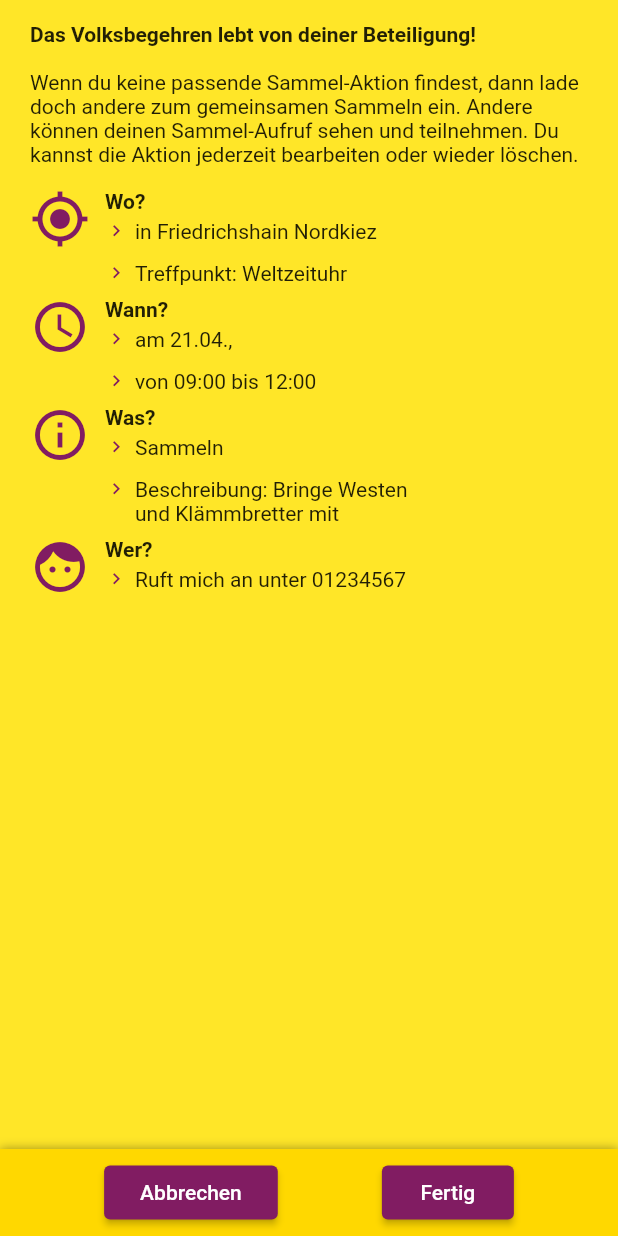
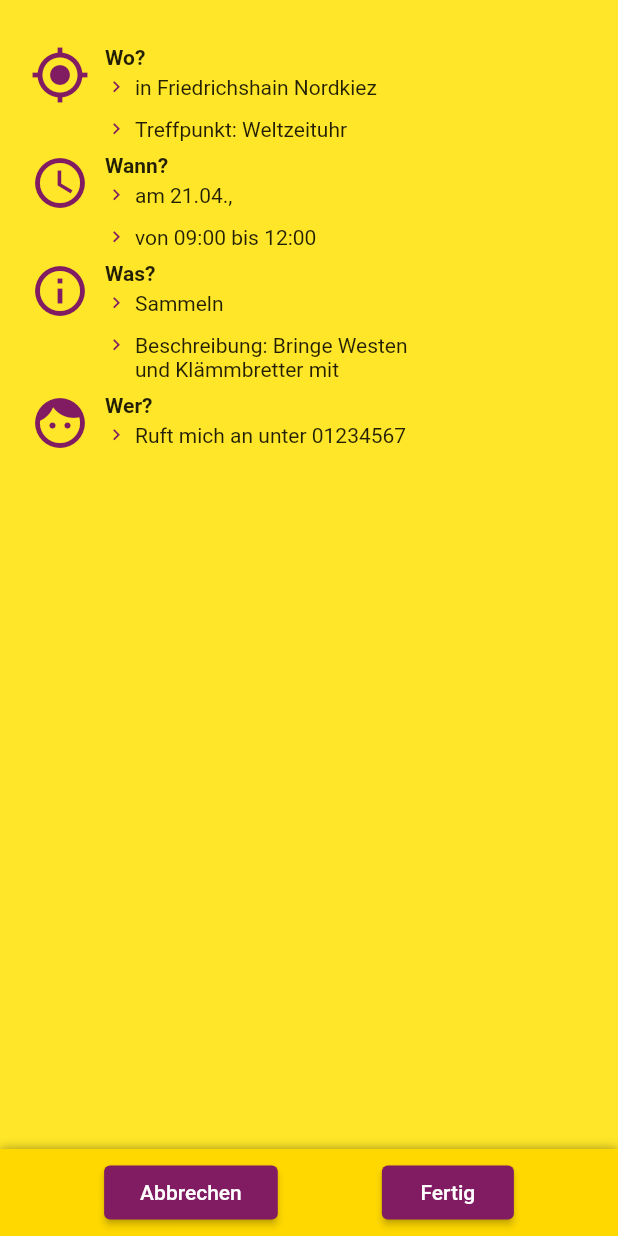
Before and after one commit to grundeinkommensbuero/app, a Flutter app: the ActionEditor screen opened directly with sample values from the repository, on a phone screen of 412 x 824 dp. Run offline on Flutter 3.47's test engine with Material 2 defaults, Android fonts, the phone set to English and light mode, and no system bars; our stand-ins replace date_format, flutter_map, jiffy, latlong, permission_handler, shared_preferences; missing offline and left inert: calendarro, http_server, user_location; accounts and stored records are empty; statements that could not run were skipped.

Commit message:
Motivationstext in ActionEditor nur bei neuen Aktionen (Closes #79)

```diff
--- a/sammel_app/lib/routes/ActionEditor.dart
+++ b/sammel_app/lib/routes/ActionEditor.dart
@@ -102,6 +102,8 @@ class ActionEditorState extends State<ActionEditor> {
     action.coordinates = LatLng(initAction.latitude, initAction.longitude);
   }
 
+  get isNewAction => widget.initAction == null;
+
   @override
   Widget build(BuildContext context) {
     return Scaffold(
@@ -112,15 +114,7 @@ class ActionEditorState extends State<ActionEditor> {
               padding: EdgeInsets.only(
                   left: 20.0, right: 20.0, top: 15.0, bottom: 50.0),
               children: <Widget>[
-                Text(
-                  'Das Volksbegehren lebt von deiner Beteiligung! \n',
-                  style: TextStyle(fontWeight: FontWeight.bold),
-                ),
-                Text(
-                  'Wenn du keine passende Sammel-Aktion findest, dann lade doch andere zum gemeinsamen Sammeln ein. '
-                  'Andere können deinen Sammel-Aufruf sehen und teilnehmen. Du kannst die Aktion jederzeit bearbeiten oder wieder löschen.',
-                  textScaleFactor: 1.0,
-                ),
+                isNewAction ? motivationText : Container(),
                 SizedBox(height: 15),
                 Row(crossAxisAlignment: CrossAxisAlignment.start, children: [
                   Icon(Icons.my_location, size: 40.0),
@@ -225,6 +219,18 @@ class ActionEditorState extends State<ActionEditor> {
           ]),
         ));
   }
+
+  static Widget motivationText = Column(key: Key('motivation text'), children: [
+    Text(
+      'Das Volksbegehren lebt von deiner Beteiligung! \n',
+      style: TextStyle(fontWeight: FontWeight.bold),
+    ),
+    Text(
+      'Wenn du keine passende Sammel-Aktion findest, dann lade doch andere zum gemeinsamen Sammeln ein. '
+          'Andere können deinen Sammel-Aufruf sehen und teilnehmen. Du kannst die Aktion jederzeit bearbeiten oder wieder löschen.',
+      textScaleFactor: 1.0,
+    )
+  ]);
 
   void venueSelection() async {
     Venue ergebnis = await showVenueDialog(
```
Also changed, not shown: 1 other file.
